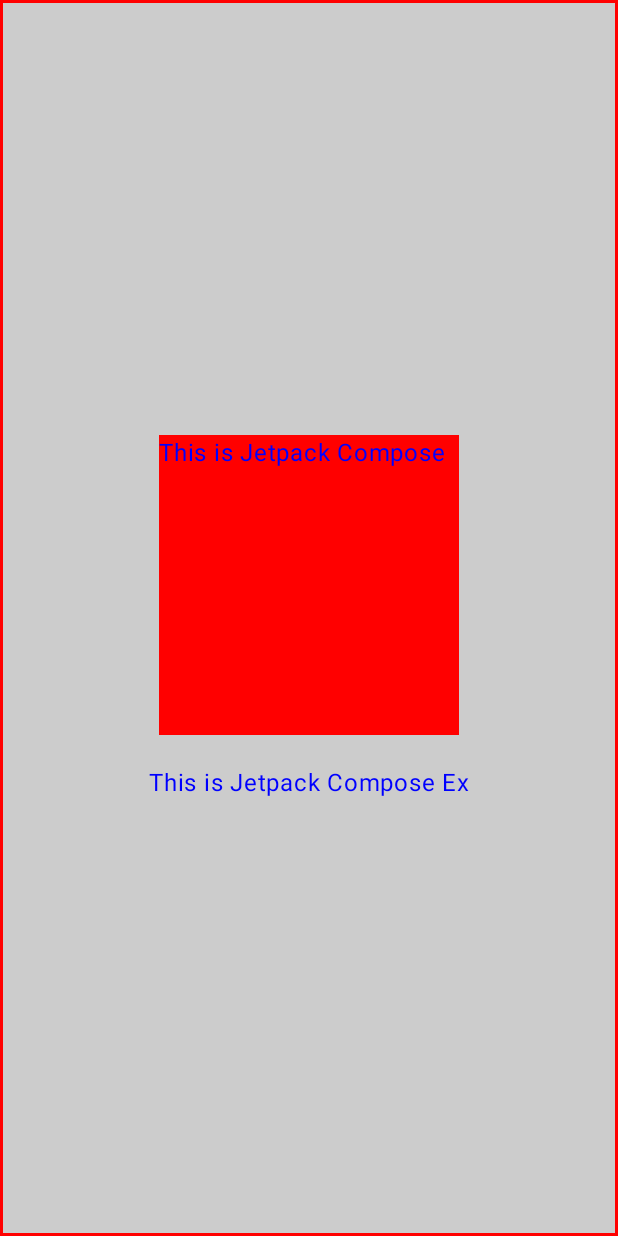
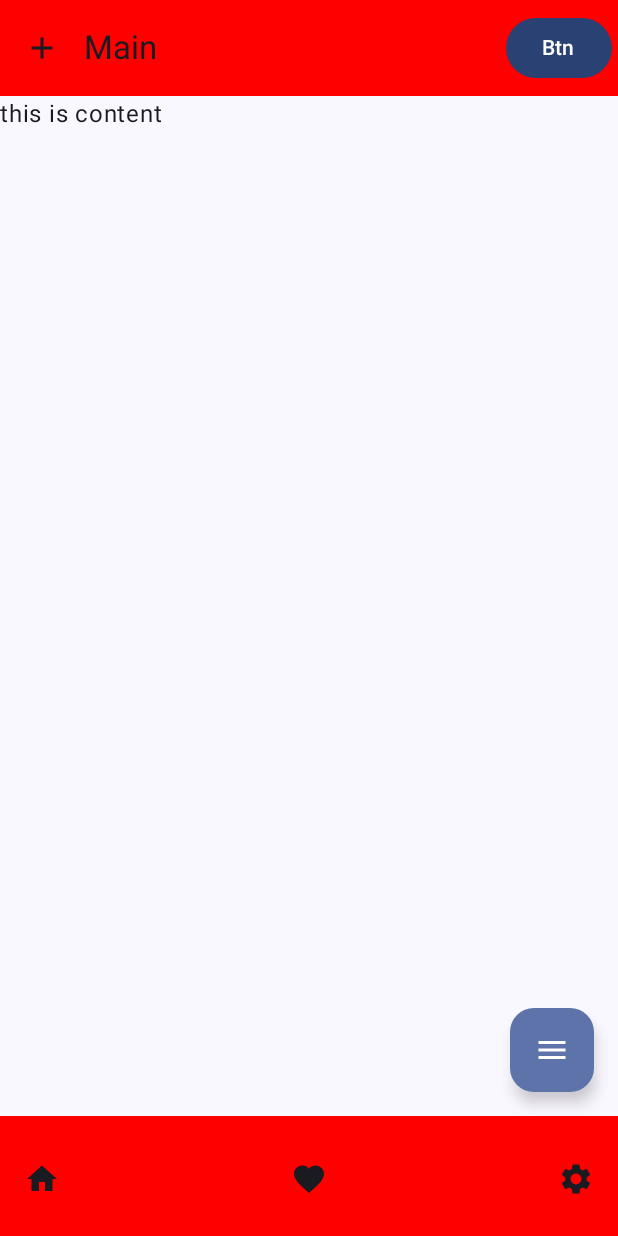
Before and after one commit to inwoo13/ComposeFirst, an Android app built with Jetpack Compose: the screen it shows after launch (MainActivity), on a phone screen of 412 x 824 dp. Run offline under Robolectric (Android 15) with nearby library versions, the phone set to English and light mode, and no system bars.

Commit message:
Scaffold

```diff
--- a/app/src/main/java/com/inflean/composefirst/MainActivity.kt
+++ b/app/src/main/java/com/inflean/composefirst/MainActivity.kt
@@ -19,12 +19,26 @@
 import androidx.compose.foundation.layout.padding
 import androidx.compose.foundation.layout.size
 import androidx.compose.foundation.shape.RoundedCornerShape
+import androidx.compose.material.icons.Icons
+import androidx.compose.material.icons.filled.Add
+import androidx.compose.material.icons.filled.Favorite
+import androidx.compose.material.icons.filled.Home
+import androidx.compose.material.icons.filled.Menu
+import androidx.compose.material.icons.filled.Settings
+import androidx.compose.material3.BottomAppBar
 import androidx.compose.material3.Button
 import androidx.compose.material3.ButtonDefaults
 import androidx.compose.material3.Card
 import androidx.compose.material3.CardDefaults
+import androidx.compose.material3.ExperimentalMaterial3Api
+import androidx.compose.material3.FloatingActionButton
+import androidx.compose.material3.Icon
+import androidx.compose.material3.IconButton
+import androidx.compose.material3.Scaffold
 import androidx.compose.material3.Surface
 import androidx.compose.material3.Text
+import androidx.compose.material3.TopAppBar
+import androidx.compose.material3.TopAppBarDefaults
 import androidx.compose.runtime.Composable
 import androidx.compose.ui.Alignment
 import androidx.compose.ui.Modifier
@@ -40,70 +54,42 @@
 import coil.compose.AsyncImage
 import com.inflean.composefirst.ui.theme.ComposeFirstTheme
 
-// Surface
+// Scaffold
 
 class MainActivity : ComponentActivity() {
     override fun onCreate(savedInstanceState: Bundle?) {
         super.onCreate(savedInstanceState)
         setContent {
             ComposeFirstTheme {
-                MySurface2()
+                MyScaffoldEx()
             }
         }
     }
 }
 
+@OptIn(ExperimentalMaterial3Api::class)
 @Composable
-fun MySurface1() {
+fun MyScaffoldEx(){
 
-    Surface(
-        modifier = Modifier
-            .fillMaxWidth()
-            .padding(10.dp),
-        color = Color.Red,
-        shape = RoundedCornerShape(20.dp),
-        shadowElevation = 20.dp
-    ) {
-        Button(
-            onClick = {},
-            colors = ButtonDefaults.outlinedButtonColors(
-                contentColor = Color.Green
-            )
-        ) {
-            Text(text = "클릭해보세요")
+    Scaffold(
+        topBar = {
+            MyTopBar()
+        },
+        floatingActionButton = {
+            MyFloatingActionButton()
+        },
+        bottomBar = {
+            MyBototmBar()
         }
-    }
+    ) {paddingValues -> // TopBar에 가려지지 않도록 padding 먹여줌
 
-}
-
-@Composable
-fun MySurface2() {
-
-    Surface(
-        modifier = Modifier.fillMaxSize(),
-        color = Color.LightGray,
-        border = BorderStroke(2.dp, Color.Red),
-        contentColor = Color.Blue
-    ) {
-
-        Column(
+        Surface(
             modifier = Modifier
                 .fillMaxSize()
-                .padding(20.dp),
-            verticalArrangement = Arrangement.Center,
-            horizontalAlignment = Alignment.CenterHorizontally
+                .padding(paddingValues)
         ) {
 
-            Surface(
-                modifier = Modifier.size(200.dp),
-                color = Color.Red
-            ) {
-                Text(text = "This is Jetpack Compose")
-            }
-            Spacer(modifier = Modifier.height(20.dp))
-            Text(
-                text = "This is Jetpack Compose Ex"
-            )
+            Text(text = "this is content")
 
         }
 
@@ -111,10 +97,62 @@
 
 }
 
+@OptIn(ExperimentalMaterial3Api::class)
+@Composable
+fun MyTopBar(){
+
+    TopAppBar(
+        title = {
+            Text(text = "Main")
+        },
+        navigationIcon = {
+            IconButton(onClick = { /*TODO*/ }) {
+                Icon(Icons.Default.Add, contentDescription = "add")
+            }
+        },
+        actions = {
+            Button(onClick = {}){
+                Text(text = "Btn")
+            }
+        },
+        colors = TopAppBarDefaults.smallTopAppBarColors(Color.Red)
+    )
+
+}
+
+@Composable
+fun MyFloatingActionButton() {
+    FloatingActionButton(onClick = { /*TODO*/ }) {
+        Icon(Icons.Default.Menu, contentDescription = "menu")
+    }
+}
+
+@Composable
+fun MyBototmBar(){
+    BottomAppBar(
+        containerColor = Color.Red
+    ) {
+        Row(
+            modifier = Modifier.fillMaxWidth(),
+            horizontalArrangement = Arrangement.SpaceBetween
+        ) {
+            IconButton(onClick = { /*TODO*/ }) {
+                Icon(Icons.Default.Home, contentDescription = "home")
+            }
+            IconButton(onClick = { /*TODO*/ }) {
+                Icon(Icons.Default.Favorite, contentDescription = "Favorite")
+            }
+            IconButton(onClick = { /*TODO*/ }) {
+                Icon(Icons.Default.Settings, contentDescription = "Settings")
+            }
+        }
+    }
+}
+
 @Preview(showBackground = true)
 @Composable
 fun GreetingPreview() {
     ComposeFirstTheme {
-        MySurface2()
+        MyScaffoldEx()
     }
 }
```
